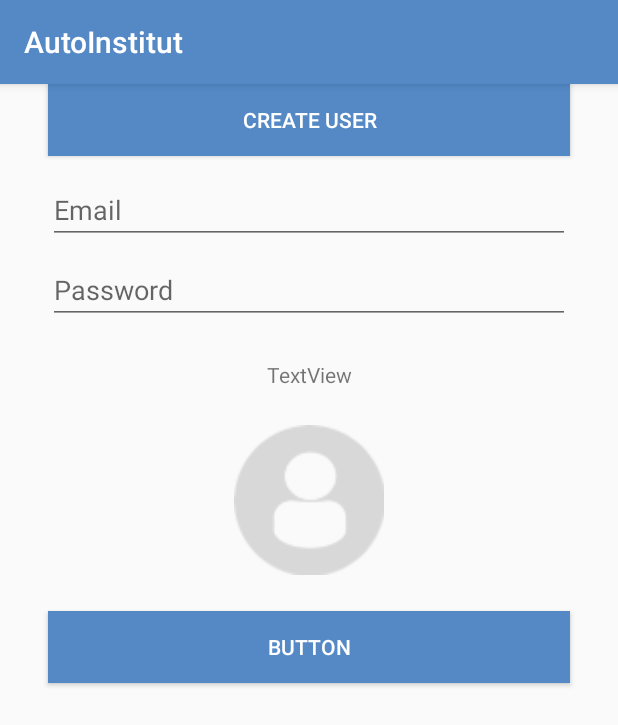
After one commit to AlexRus-78/AutoInst, an Android app: the CreateUserActivity screen opened directly, with no data from a screen before it, on a phone screen of 412 x 824 dp. The commit adds this screen. Shown: the top 725 px of the screen. Run offline under Robolectric (Android 15) with nearby library versions, the phone set to English and light mode, and no system bars.

Commit message:
25/03 комп

```diff
--- /dev/null
+++ b/app/src/main/java/com/example/autoinstitut/CreateUserActivity.kt
@@ -0,0 +1,16 @@
+package com.example.autoinstitut
+
+import android.support.v7.app.AppCompatActivity
+import android.os.Bundle
+import android.view.View
+
+class CreateUserActivity : AppCompatActivity() {
+
+    override fun onCreate(savedInstanceState: Bundle?) {
+        super.onCreate(savedInstanceState)
+        setContentView(R.layout.activity_create_user)
+    }
+    fun generateUserAvatar (view: View) {}
+    fun backgroundColorClicked (view: View) {}
+    fun createUserClicked (view: View) {}
+}
--- a/app/src/main/java/com/example/autoinstitut/MainActivity.kt
+++ b/app/src/main/java/com/example/autoinstitut/MainActivity.kt
@@ -1,5 +1,6 @@
 package com.example.autoinstitut
 
+import android.content.Intent
 import android.os.Bundle
 import android.support.design.widget.FloatingActionButton
 import android.support.design.widget.Snackbar
@@ -43,7 +44,10 @@ class MainActivity : AppCompatActivity(){
     }
 // Обработчик нажатий логин и добавление пользователя
 
-    fun loginBtnNavClicked (view: View) {}
+    fun loginBtnNavClicked (view: View) {
+        val loginIntent = Intent (this, LoginActivity::class.java)
+        startActivity(loginIntent)
+    }
     fun addChannelClicked (view: View) {}
     fun sendMsgBtnClicked (view: View) {}
 }
--- /dev/null
+++ b/app/src/main/res/layout/activity_create_user.xml
@@ -0,0 +1,110 @@
+<?xml version="1.0" encoding="utf-8"?>
+<android.support.constraint.ConstraintLayout xmlns:android="http://schemas.android.com/apk/res/android"
+        xmlns:app="http://schemas.android.com/apk/res-auto"
+        xmlns:tools="http://schemas.android.com/tools"
+        android:layout_width="match_parent"
+        android:layout_height="match_parent"
+        tools:context=".CreateUserActivity">
+
+    <EditText
+            android:id="@+id/createUserNameText"
+            android:layout_width="0dp"
+            android:layout_height="wrap_content"
+            android:layout_marginStart="32dp"
+            android:layout_marginTop="8dp"
+            android:layout_marginEnd="32dp"
+            android:ems="10"
+            android:hint="User name"
+            android:inputType="textPersonName"
+            app:layout_constraintEnd_toEndOf="parent"
+            app:layout_constraintHorizontal_bias="0.5"
+            app:layout_constraintStart_toStartOf="parent"
+            app:layout_constraintTop_toTopOf="parent" />
+
+    <EditText
+            android:id="@+id/createEmailText"
+            android:layout_width="0dp"
+            android:layout_height="wrap_content"
+            android:layout_marginStart="32dp"
+            android:layout_marginTop="8dp"
+            android:layout_marginEnd="32dp"
+            android:ems="10"
+            android:hint="Email"
+            android:inputType="textPersonName"
+            app:layout_constraintEnd_toEndOf="parent"
+            app:layout_constraintHorizontal_bias="0.5"
+            app:layout_constraintStart_toStartOf="parent"
+            app:layout_constraintTop_toBottomOf="@+id/createUserNameText" />
+
+    <EditText
+            android:id="@+id/createPasswordText"
+            android:layout_width="0dp"
+            android:layout_height="wrap_content"
+            android:layout_marginStart="32dp"
+            android:layout_marginTop="8dp"
+            android:layout_marginEnd="32dp"
+            android:ems="10"
+            android:hint="Password"
+            android:inputType="textPassword"
+            app:layout_constraintEnd_toEndOf="parent"
+            app:layout_constraintHorizontal_bias="0.5"
+            app:layout_constraintStart_toStartOf="parent"
+            app:layout_constraintTop_toBottomOf="@+id/createEmailText" />
+
+    <TextView
+            android:id="@+id/textView2"
+            android:layout_width="wrap_content"
+            android:layout_height="wrap_content"
+            android:layout_marginTop="24dp"
+            android:text="TextView"
+            app:layout_constraintEnd_toEndOf="parent"
+            app:layout_constraintHorizontal_bias="0.5"
+            app:layout_constraintStart_toStartOf="parent"
+            app:layout_constraintTop_toBottomOf="@+id/createPasswordText"
+            tools:text="Нажми для генерации изображения" />
+
+    <ImageView
+            android:id="@+id/createAvatarImageView"
+            android:layout_width="100dp"
+            android:layout_height="100dp"
+            android:layout_marginTop="24dp"
+            android:onClick="generateUserAvatar"
+            app:layout_constraintEnd_toEndOf="parent"
+            app:layout_constraintHorizontal_bias="0.5"
+            app:layout_constraintStart_toEndOf="@+id/backggroundColorBtn"
+            app:layout_constraintStart_toStartOf="parent"
+            app:layout_constraintTop_toBottomOf="@+id/textView2"
+            app:srcCompat="@drawable/profiledefault" />
+
+    <Button
+            android:id="@+id/backggroundColorBtn"
+            android:layout_width="0dp"
+            android:layout_height="wrap_content"
+            android:layout_marginStart="32dp"
+            android:layout_marginTop="24dp"
+            android:layout_marginEnd="32dp"
+            android:background="@color/colorPrimary"
+            android:onClick="backgroundColorClicked"
+            android:text="Button"
+            android:textColor="@android:color/white"
+            app:layout_constraintEnd_toEndOf="parent"
+            app:layout_constraintHorizontal_bias="0.5"
+            app:layout_constraintStart_toStartOf="parent"
+            app:layout_constraintTop_toBottomOf="@+id/createAvatarImageView"
+            tools:text="Выберите цвет аватара" />
+
+    <Button
+            android:id="@+id/createUserBtn"
+            android:layout_width="0dp"
+            android:layout_height="wrap_content"
+            android:layout_marginStart="32dp"
+            android:layout_marginEnd="32dp"
+            android:background="@color/colorPrimary"
+            android:onClick="createUserClicked"
+            android:text="Create User"
+            android:textColor="@android:color/white"
+            app:layout_constraintEnd_toEndOf="parent"
+            app:layout_constraintHorizontal_bias="0.5"
+            app:layout_constraintStart_toStartOf="parent"
+            tools:layout_editor_absoluteY="624dp" />
+</android.support.constraint.ConstraintLayout>
--- a/build.gradle
+++ b/build.gradle
@@ -8,7 +8,7 @@ buildscript {
 
     }
     dependencies {
-        classpath 'com.android.tools.build:gradle:3.5.3'
+        classpath 'com.android.tools.build:gradle:3.6.1'
         classpath "org.jetbrains.kotlin:kotlin-gradle-plugin:$kotlin_version"
         // NOTE: Do not place your application dependencies here; they belong
         // in the individual module build.gradle files
```
Also changed, not shown: app/src/main/AndroidManifest.xml (+6 -5 lines), app/src/main/java/com/example/autoinstitut/LoginActivity.kt (added, +19 -0 lines), app/src/main/res/layout/activity_login.xml (added, +77 -0 lines), gradle/wrapper/gradle-wrapper.properties, 1 other file.
